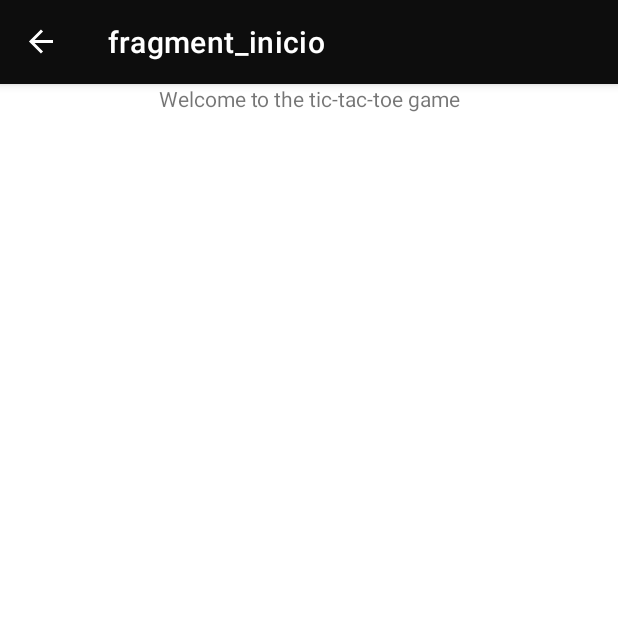
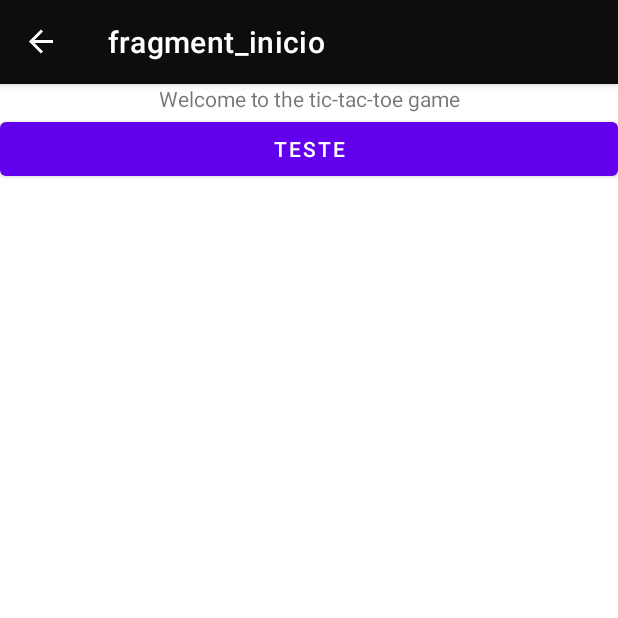
Before and after one commit to DevKalebe/Tic_Tac_Toe_AndroidJava, an Android app: the InicioFragment screen opened through its navigation route, on a phone screen of 412 x 824 dp, the top half of it. Run offline under Robolectric (Android 15) with nearby library versions, the phone set to English and light mode, and no system bars; our stand-ins replace navigation-ui; 1 statement that could not run was skipped.

Commit message:
terminando a função de ir do inicio para o jogo

```diff
--- a/app/src/main/java/br/senai/sp/cotia/hash/fragment/InicioFragment.java
+++ b/app/src/main/java/br/senai/sp/cotia/hash/fragment/InicioFragment.java
@@ -2,29 +2,47 @@ package br.senai.sp.cotia.hash.fragment;
 
 import android.os.Bundle;
 
+import androidx.annotation.NonNull;
+import androidx.annotation.Nullable;
 import androidx.fragment.app.Fragment;
+import androidx.navigation.fragment.NavHostFragment;
 
 import android.view.LayoutInflater;
 import android.view.View;
 import android.view.ViewGroup;
 
 import br.senai.sp.cotia.hash.R;
+import br.senai.sp.cotia.hash.databinding.FragmentInicioBinding;
 
 
 public class InicioFragment extends Fragment {
+
+    private FragmentInicioBinding binding;
 
     public InicioFragment() {
 
     }
 
 
+    @Override
+    public void onViewCreated(@NonNull View view, @Nullable Bundle savedInstanceState) {
+        super.onViewCreated(view, savedInstanceState);
 
 
+    }
 
     @Override
     public View onCreateView(LayoutInflater inflater, ViewGroup container,
                              Bundle savedInstanceState) {
 
+        binding.buttonStart.setOnClickListener(new View.OnClickListener() {
+            @Override
+            public void onClick(View view) {
+                NavHostFragment.findNavController(InicioFragment.this)
+                        .navigate(R.id.action_inicioFragment_to_jogoFragment);
+            }
+        });
+
         return inflater.inflate(R.layout.fragment_inicio, container, false);
     }
 }
--- a/app/src/main/res/layout/fragment_inicio.xml
+++ b/app/src/main/res/layout/fragment_inicio.xml
@@ -3,21 +3,34 @@
     xmlns:tools="http://schemas.android.com/tools"
     android:layout_width="match_parent"
     android:layout_height="match_parent"
-    android:orientation="horizontal"
+    android:orientation="vertical"
     tools:context=".fragment.InicioFragment">
 
     <LinearLayout
-        android:layout_width="0dp"
-        android:layout_height="match_parent"
-        android:layout_weight="1">
+        android:layout_width="match_parent"
+        android:layout_height="wrap_content"
+        android:orientation="horizontal">
 
         <TextView
             android:layout_width="match_parent"
             android:layout_height="match_parent"
-            android:orientation="horizontal"
             android:textAlignment="center"
             android:layout_weight="1"
             android:text="@string/titleHomeGame"/>
+    </LinearLayout>
+    <LinearLayout
+        android:layout_width="match_parent"
+        android:layout_height="wrap_content"
+        android:orientation="horizontal">
+
+        <Button
+            android:id="@+id/buttonStart"
+            android:layout_width="match_parent"
+            android:layout_height="match_parent"
+            android:layout_weight="1"
+            android:text="Teste"
+
+            />
 
     </LinearLayout>
 
--- a/app/src/main/res/layout/fragment_jogo.xml
+++ b/app/src/main/res/layout/fragment_jogo.xml
@@ -47,7 +47,7 @@
 
 
     <LinearLayout
-        android:layout_width="413dp"
+        android:layout_width="match_parent"
         android:layout_height="wrap_content"
         android:orientation="horizontal">
 
```
